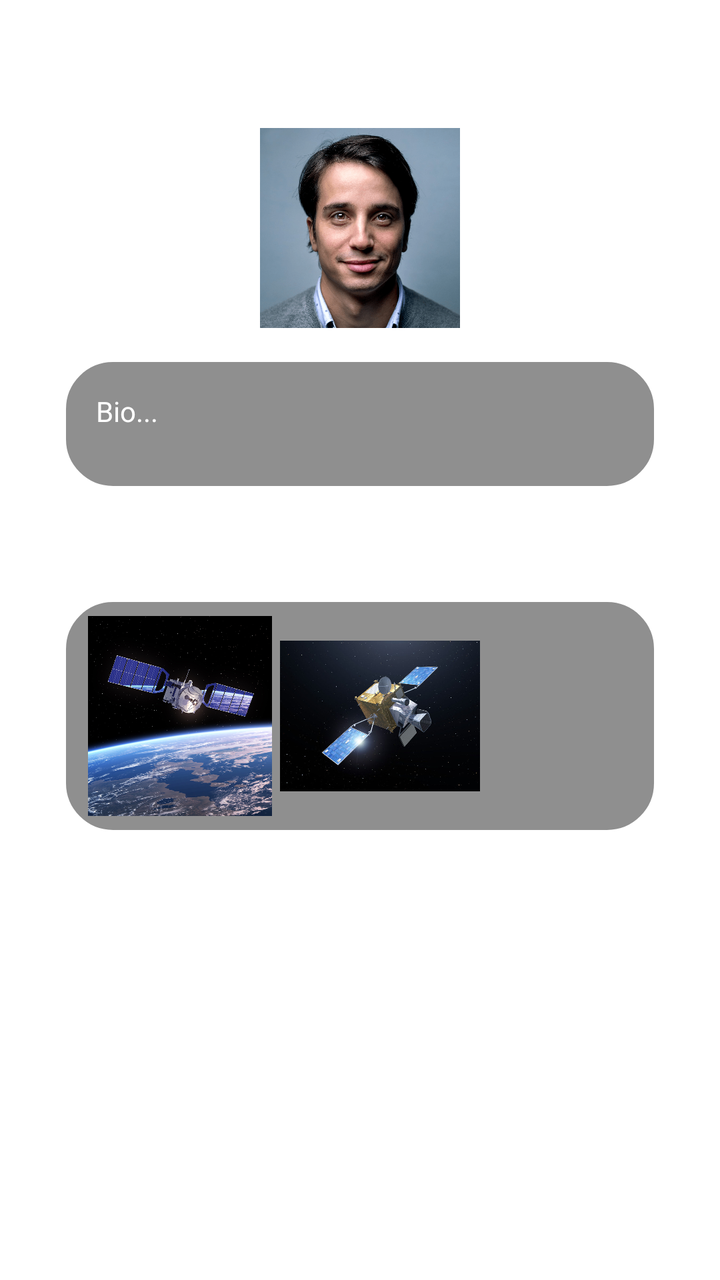
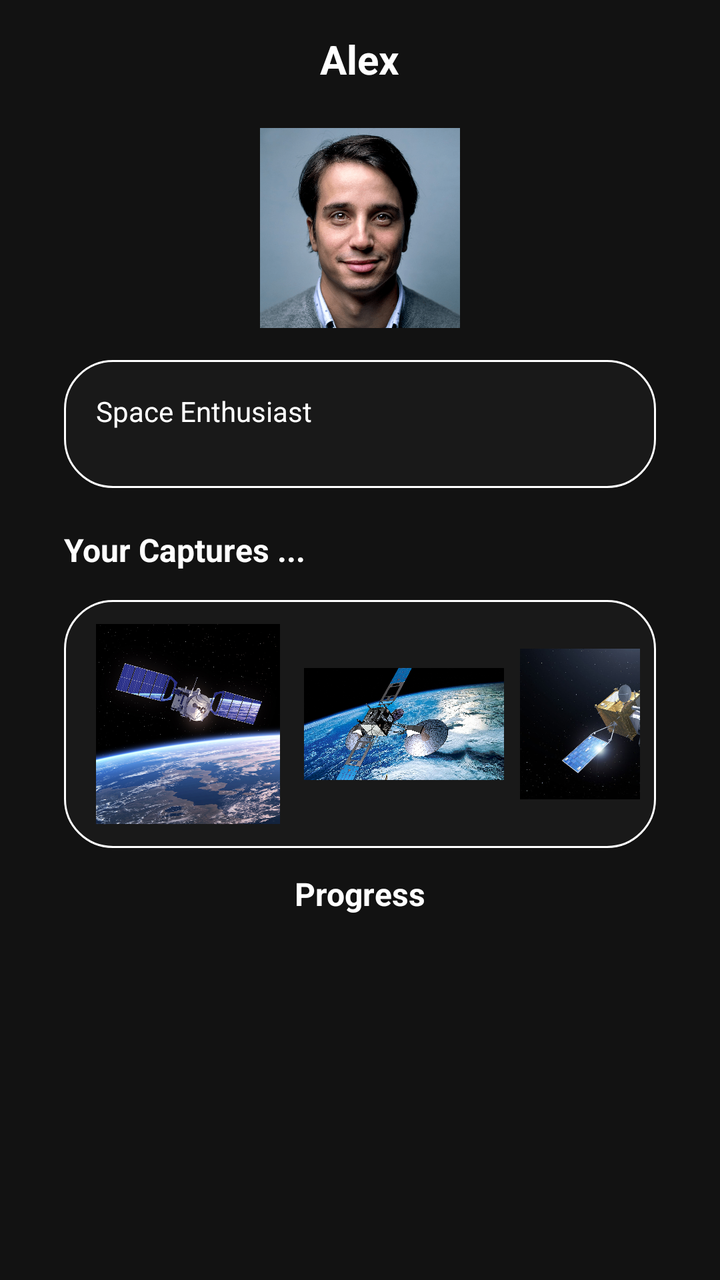

Screens rendered from an Android XML layout before and after an edit, with the pre-edit source and the edit as a unified diff.
<!-- AndroidManifest.xml: application theme AppTheme -->
<!-- res/layout/frag_profile.xml -->
<?xml version="1.0" encoding="utf-8"?>
<RelativeLayout xmlns:android="http://schemas.android.com/apk/res/android"
    android:layout_width="match_parent"
    android:layout_height="match_parent"
    android:background="@color/transparent"
    android:scrollbars="vertical">

    <TextView
        android:layout_width="wrap_content"
        android:layout_height="wrap_content"
        android:layout_alignParentTop="true"
        android:layout_centerHorizontal="true"
        android:layout_gravity="center_horizontal"
        android:layout_marginTop="16dp"
        android:text="Alex - Space enthusiast"
        android:textColor="@color/white"
        android:textSize="20sp"
        android:textStyle="bold" />

    <androidx.appcompat.widget.AppCompatImageView
        android:layout_width="100dp"
        android:layout_height="100dp"
        android:layout_alignParentTop="true"
        android:layout_centerHorizontal="true"
        android:layout_marginTop="64dp"
        android:src="@drawable/user_face" />

    <TextView
        android:layout_width="match_parent"
        android:layout_height="64dp"
        android:layout_marginStart="32dp"
        android:layout_marginTop="180dp"
        android:layout_marginEnd="32dp"
        android:background="@drawable/rounded_corner"
        android:padding="16dp"
        android:text="Bio..."
        android:textColor="@color/white" />

    <androidx.appcompat.widget.AppCompatTextView
        android:layout_width="wrap_content"
        android:layout_height="wrap_content"
        android:layout_alignParentTop="true"
        android:layout_marginStart="32dp"
        android:layout_marginTop="264dp"
        android:text="Your Captures ..."
        android:textColor="@color/white"
        android:textSize="16dp"
        android:textStyle="bold" />

    <LinearLayout
        android:layout_width="match_parent"
        android:layout_height="wrap_content"
        android:layout_marginStart="32dp"
        android:layout_marginTop="300dp"
        android:layout_marginEnd="32dp"
        android:background="@drawable/rounded_corner"
        android:fadeScrollbars="true"
        android:isScrollContainer="true"
        android:nestedScrollingEnabled="true"
        android:padding="8dp"
        android:scrollbars="horizontal">

        <androidx.appcompat.widget.AppCompatImageView
            android:layout_width="100dp"
            android:layout_height="100dp"
            android:src="@drawable/sat_1" />

        <androidx.appcompat.widget.AppCompatImageView
            android:layout_width="100dp"
            android:layout_height="100dp"
            android:src="@drawable/sat_2" />
    </LinearLayout>

    <androidx.appcompat.widget.AppCompatTextView
        android:layout_width="wrap_content"
        android:layout_height="wrap_content"
        android:layout_alignParentTop="true"
        android:layout_centerHorizontal="true"
        android:layout_marginTop="436dp"
        android:text="Progress"
        android:textColor="@color/white"
        android:textSize="16dp"
        android:textStyle="bold" />

    <androidx.core.widget.ContentLoadingProgressBar
        android:layout_width="match_parent"
        android:layout_height="8dp"
        android:layout_alignParentTop="true"
        android:layout_centerHorizontal="true"
        android:layout_marginStart="32dp"
        android:layout_marginTop="482dp"
        android:layout_marginEnd="32dp"
        android:animationResolution="@android:integer/config_mediumAnimTime"
        android:max="100"
        android:progress="25"
        android:progressTint="@color/colorAccent"
        android:visibility="visible" />
</RelativeLayout>
<!-- resources referenced by this layout -->
<resources>
  <color name="colorAccent">#0040FF</color>
  <color name="transparent">@android:color/transparent</color>
  <color name="white">#FFFFFF</color>
  <!-- drawable rounded_corner (drawable) -->
  <?xml version="1.0" encoding="utf-8"?>
  <shape xmlns:android="http://schemas.android.com/apk/res/android" >
      <stroke
          android:width="1dp"
          android:color="@color/white" />
  
      <solid android:color="#80212121" />
  
      <padding
          android:left="1dp"
          android:right="1dp"
          android:bottom="1dp"
          android:top="1dp" />
  
      <corners android:radius="24dp" />
  </shape>
  <!-- drawable sat_1: jpg bitmap (drawable, 780074 bytes) -->
  <!-- drawable sat_2: jpg bitmap (drawable, 53411 bytes) -->
  <!-- drawable user_face: png bitmap (drawable, 423906 bytes) -->
  <style name="AppTheme" parent="Theme.MaterialComponents.DayNight">
          
          <item name="colorPrimary">@color/colorPrimary</item>
          <item name="colorPrimaryDark">@color/colorPrimaryDark</item>
          <item name="colorAccent">@color/colorAccent</item>
      </style>
  <color name="colorPrimary">#212121</color>
  <color name="colorPrimaryDark">#000000</color>
</resources>

<!-- the commit's change to res/layout/frag_profile.xml (unified diff, before → after) -->
@@ -12,7 +12,7 @@
         android:layout_centerHorizontal="true"
         android:layout_gravity="center_horizontal"
         android:layout_marginTop="16dp"
-        android:text="Alex - Space enthusiast"
+        android:text="Alex"
         android:textColor="@color/white"
         android:textSize="20sp"
         android:textStyle="bold" />
@@ -33,7 +33,7 @@
         android:layout_marginEnd="32dp"
         android:background="@drawable/rounded_corner"
         android:padding="16dp"
-        android:text="Bio..."
+        android:text="Space Enthusiast"
         android:textColor="@color/white" />
 
     <androidx.appcompat.widget.AppCompatTextView
@@ -47,7 +47,7 @@
         android:textSize="16dp"
         android:textStyle="bold" />
 
-    <LinearLayout
+    <RelativeLayout
         android:layout_width="match_parent"
         android:layout_height="wrap_content"
         android:layout_marginStart="32dp"
@@ -59,17 +59,34 @@
         android:nestedScrollingEnabled="true"
         android:padding="8dp"
         android:scrollbars="horizontal">
+        <LinearLayout
+            android:layout_width="wrap_content"
+            android:layout_height="wrap_content"
+            >
+            <ImageView
+                android:layout_width="100dp"
+                android:layout_height="100dp"
+                android:src="@drawable/sat_1"
+                android:layout_margin="4dp"/>
 
-        <androidx.appcompat.widget.AppCompatImageView
-            android:layout_width="100dp"
-            android:layout_height="100dp"
-            android:src="@drawable/sat_1" />
+            <ImageView
+                android:layout_width="100dp"
+                android:layout_height="100dp"
+                android:src="@drawable/sat"
+                android:layout_margin="4dp"/>
+            <ImageView
+                android:layout_width="100dp"
+                android:layout_height="100dp"
+                android:src="@drawable/sat_2"
+                android:layout_margin="4dp"/>
 
-        <androidx.appcompat.widget.AppCompatImageView
-            android:layout_width="100dp"
-            android:layout_height="100dp"
-            android:src="@drawable/sat_2" />
-    </LinearLayout>
+            <ImageView
+                android:layout_width="100dp"
+                android:layout_height="100dp"
+                android:src="@drawable/sat_1"
+                android:layout_margin="4dp"/>
+        </LinearLayout>
+    </RelativeLayout>
 
     <androidx.appcompat.widget.AppCompatTextView
         android:layout_width="wrap_content"
<!-- resource entries referenced after the edit -->
@@ -1,6 +1,6 @@
 <!-- resources referenced by this layout -->
 <resources>
-  <color name="colorAccent">#0040FF</color>
+  <color name="colorAccent">#0065B3</color>
   <color name="transparent">@android:color/transparent</color>
   <color name="white">#FFFFFF</color>
   <!-- drawable rounded_corner (drawable) -->
@@ -20,16 +20,17 @@
   
       <corners android:radius="24dp" />
   </shape>
+  <!-- drawable sat: jpg bitmap (drawable, 670692 bytes) -->
   <!-- drawable sat_1: jpg bitmap (drawable, 780074 bytes) -->
   <!-- drawable sat_2: jpg bitmap (drawable, 53411 bytes) -->
   <!-- drawable user_face: png bitmap (drawable, 423906 bytes) -->
-  <style name="AppTheme" parent="Theme.MaterialComponents.DayNight">
+  <style name="AppTheme" parent="Theme.MaterialComponents">
           
-          <item name="colorPrimary">@color/colorPrimary</item>
+          <item name="windowActionBar">false</item>
+          <item name="colorPrimary">#212121</item>
           <item name="colorPrimaryDark">@color/colorPrimaryDark</item>
           <item name="colorAccent">@color/colorAccent</item>
       </style>
-  <color name="colorPrimary">#212121</color>
   <color name="colorPrimaryDark">#000000</color>
 </resources>
 
